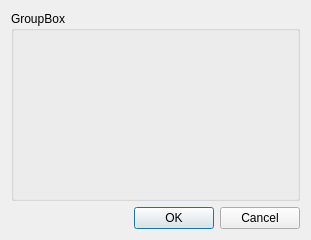
Qt form save editor/SS_SaveEditor/forms/exportquestdialog.ui (Antidote/skyward-sword-save-editor) before a commit.
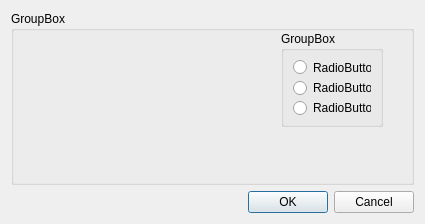
The same form after that commit.

```diff
--- a/save editor/SS_SaveEditor/forms/exportquestdialog.ui
+++ b/save editor/SS_SaveEditor/forms/exportquestdialog.ui
@@ -6,21 +6,14 @@
    <rect>
     <x>0</x>
     <y>0</y>
-    <width>311</width>
-    <height>240</height>
+    <width>425</width>
+    <height>224</height>
    </rect>
   </property>
   <property name="windowTitle">
    <string>Dialog</string>
   </property>
   <layout class="QGridLayout" name="gridLayout">
-   <item row="0" column="0">
-    <widget class="QGroupBox" name="groupBox">
-     <property name="title">
-      <string>GroupBox</string>
-     </property>
-    </widget>
-   </item>
    <item row="1" column="0">
     <widget class="QDialogButtonBox" name="buttonBox">
      <property name="orientation">
@@ -31,6 +24,49 @@
      </property>
     </widget>
    </item>
+   <item row="0" column="0">
+    <widget class="QGroupBox" name="groupBox">
+     <property name="title">
+      <string>GroupBox</string>
+     </property>
+     <widget class="QGroupBox" name="groupBox_2">
+      <property name="geometry">
+       <rect>
+        <x>270</x>
+        <y>20</y>
+        <width>102</width>
+        <height>96</height>
+       </rect>
+      </property>
+      <property name="title">
+       <string>GroupBox</string>
+      </property>
+      <layout class="QVBoxLayout" name="verticalLayout">
+       <item>
+        <widget class="QRadioButton" name="radioButton">
+         <property name="text">
+          <string>RadioButton</string>
+         </property>
+        </widget>
+       </item>
+       <item>
+        <widget class="QRadioButton" name="radioButton_2">
+         <property name="text">
+          <string>RadioButton</string>
+         </property>
+        </widget>
+       </item>
+       <item>
+        <widget class="QRadioButton" name="radioButton_3">
+         <property name="text">
+          <string>RadioButton</string>
+         </property>
+        </widget>
+       </item>
+      </layout>
+     </widget>
+    </widget>
+   </item>
   </layout>
  </widget>
  <resources/>
```
